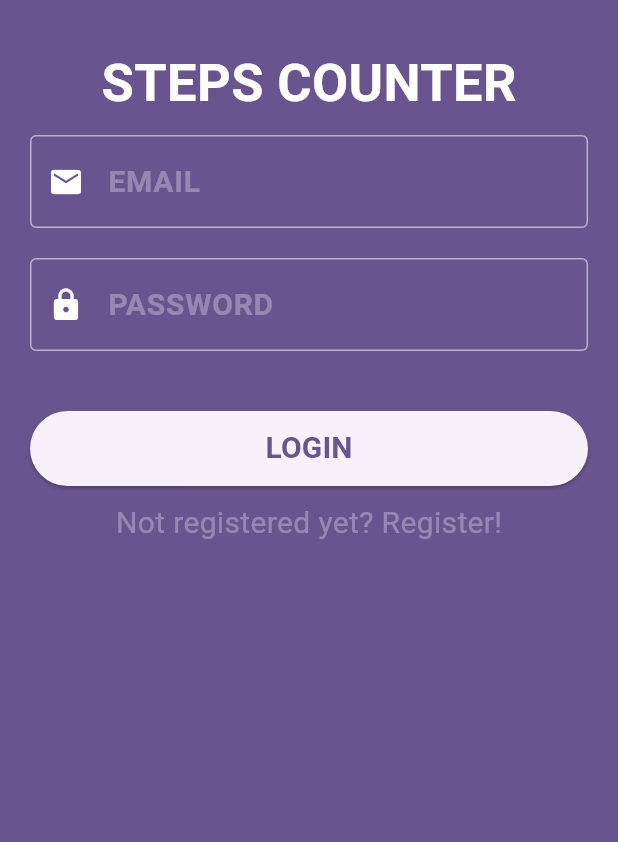
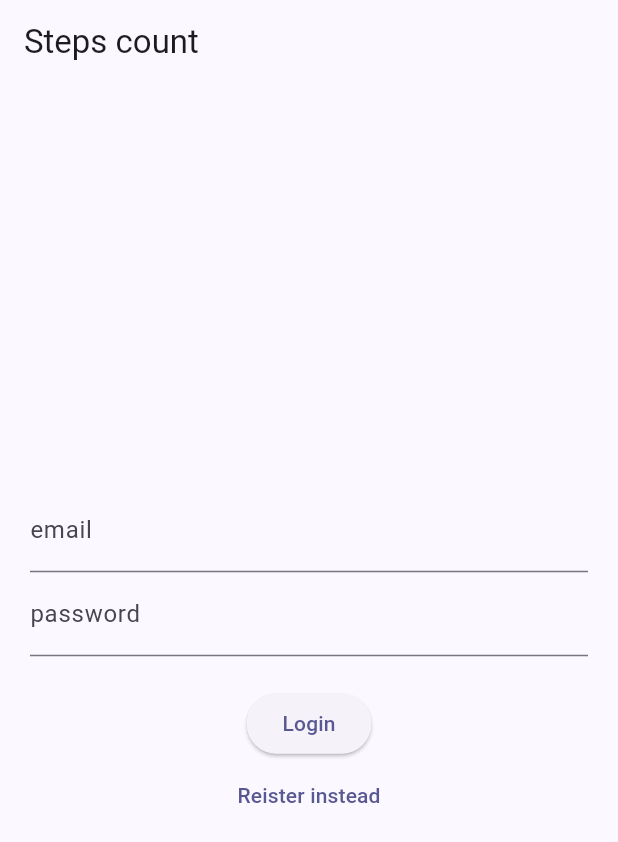
Before and after one commit to dmit9/steps_counter1, a Flutter app: the screen it shows after launch, on a phone screen of 412 x 824 dp. Shown: the top 842 px of the screen. Run offline on Flutter 3.47's test engine with Material 2 defaults, Android fonts, the phone set to English and light mode, and no system bars; our stand-ins replace firebase_auth, firebase_core; accounts and stored records are empty; generated files the repository leaves out were written again.

Commit message:
Register firebase

```diff
--- a/lib/main.dart
+++ b/lib/main.dart
@@ -1,9 +1,15 @@
+import 'package:firebase_core/firebase_core.dart';
 import 'package:flutter/material.dart';
-import 'package:steps_counter1/screens/auth.dart';
-import 'domain/workout.dart';
-import 'screens/home.dart';
+import 'package:steps_counter1/widget_tree.dart';
+import 'package:firebase_core/firebase_core.dart';
+import 'firebase_options.dart';
 
-void main() {
+
+Future<void> main() async {
+  WidgetsFlutterBinding.ensureInitialized();
+  await Firebase.initializeApp(
+    options: DefaultFirebaseOptions.currentPlatform,
+  );
   runApp(StepsCounterApp());
 }
 
@@ -14,10 +20,10 @@ class StepsCounterApp extends StatelessWidget {
     return MaterialApp(
       title: 'Steps Counter',
       theme: ThemeData(
-        colorScheme: ColorScheme.fromSeed(seedColor: Colors.deepPurple),
+        colorScheme: ColorScheme.fromSeed(seedColor: Color.fromARGB(255, 130, 129, 150)),
         useMaterial3: true,
       ),
-      home: const AuthorizationPage(),
+      home:  const WidgetTree(),
     );
   }
 }
--- a/lib/screens/auth.dart
+++ b/lib/screens/auth.dart
@@ -143,7 +143,7 @@ class _AuthorizationPageState extends State<AuthorizationPage> {
               ],
             )
           ),
-    //      _form('LOGIN', _buttonActionr),
+
         ],
       ),
     );
--- /dev/null
+++ b/lib/screens/login_register_page.dart
@@ -0,0 +1,106 @@
+import 'package:firebase_auth/firebase_auth.dart';
+import 'package:flutter/material.dart';
+import '../auth.dart';
+
+class LoginPage extends StatefulWidget {
+  const LoginPage({Key? key}) : super(key: key);
+
+  @override
+  State<LoginPage> createState() => _LoginPageState();
+}
+
+class _LoginPageState extends State<LoginPage> {
+  String? errorMessage = '';
+  bool isLogin = true;
+
+  final TextEditingController _controllerEmail = TextEditingController();
+  final TextEditingController _controllerPassword = TextEditingController();
+
+  Future<void> signInWithEmailAndPassword() async {
+    try {
+      await Auth().signInWithEmailAndPassword(
+        email: _controllerEmail.text,
+        password: _controllerPassword.text
+        );
+    } on FirebaseAuthException catch (e) {
+      setState(() {
+        errorMessage = e.message;
+      });
+    }
+  }
+
+  Future<void> createUserWithEmailAndPassword() async {
+    try {
+      await Auth().createUserWithEmailAndPassword(
+        email: _controllerEmail.text,
+        password: _controllerPassword.text
+        );
+    } on FirebaseAuthException catch (e) {
+      setState(() {
+        errorMessage = e.message;
+      });
+    }
+  }
+
+  Widget _title() {
+    return const Text('Steps count');
+  }
+
+  Widget _entryField(
+    String title,
+    TextEditingController controller,
+  ) {
+    return TextField(
+      controller: controller,
+      decoration:  InputDecoration(
+        labelText: title,
+      ),
+    );
+  }
+
+  Widget _errorMessage() {
+    return Text(errorMessage == '' ? '' : 'Hum ? $errorMessage');
+  }
+
+  Widget _submitButton() {
+    return ElevatedButton(onPressed:
+    isLogin ? signInWithEmailAndPassword : createUserWithEmailAndPassword,
+     child: Text(isLogin ? 'Login' : 'Register'),
+     );
+  }
+
+  Widget _loginOrRegisterButton() {
+    return TextButton(
+      onPressed: () {
+      setState(() {
+        isLogin = !isLogin;
+      });
+    }, child: Text(isLogin ? 'Reister instead' : 'Login instead'),
+    );
+  }
+
+  @override
+  Widget build(BuildContext context) {
+    return Scaffold(
+      appBar: AppBar(
+        title: _title(),
+      ),
+      body: Container(
+        height: double.infinity,
+        width: double.infinity,
+        padding: const EdgeInsets.all(20),
+        child: Column(
+          crossAxisAlignment: CrossAxisAlignment.center,
+          mainAxisAlignment: MainAxisAlignment.center,
+          children: <Widget>[
+            _entryField('email', _controllerEmail),
+            _entryField('password', _controllerPassword),
+            _errorMessage(),
+            _submitButton(),
+            _loginOrRegisterButton(),
+          ],
+        ),
+      ),
+    );
+  }
+}
--- /dev/null
+++ b/lib/widget_tree.dart
@@ -0,0 +1,28 @@
+import 'package:flutter/material.dart';
+import 'package:steps_counter1/auth.dart';
+import 'package:steps_counter1/screens/home_page.dart';
+//import 'package:steps_counter1/screens/home.dart';
+import 'package:steps_counter1/screens/login_register_page.dart';
+
+class WidgetTree extends StatefulWidget {
+  const WidgetTree({super.key});
+
+  @override
+  State<WidgetTree> createState() => _WidgetTreeState();
+}
+
+class _WidgetTreeState extends State<WidgetTree> {
+  @override
+  Widget build(BuildContext context) {
+    return StreamBuilder(
+      stream: Auth().authStateChanges,
+      builder: (context, snapshot) {
+        if(snapshot.hasData) {
+          return HomePage();
+        } else {
+          return const LoginPage();
+        }
+      },
+    );
+  }
+}
```
Also changed, not shown: lib/auth.dart (added, +27 -0 lines), lib/domain/user.dart (added, +10 -0 lines), lib/screens/home_page.dart (added, +48 -0 lines), lib/screens/landing.dart (added, +14 -0 lines), lib/services/auth.dart (added, +36 -0 lines), pubspec.yaml (+6 -1 lines), pubspec.lock, 12 other files.
